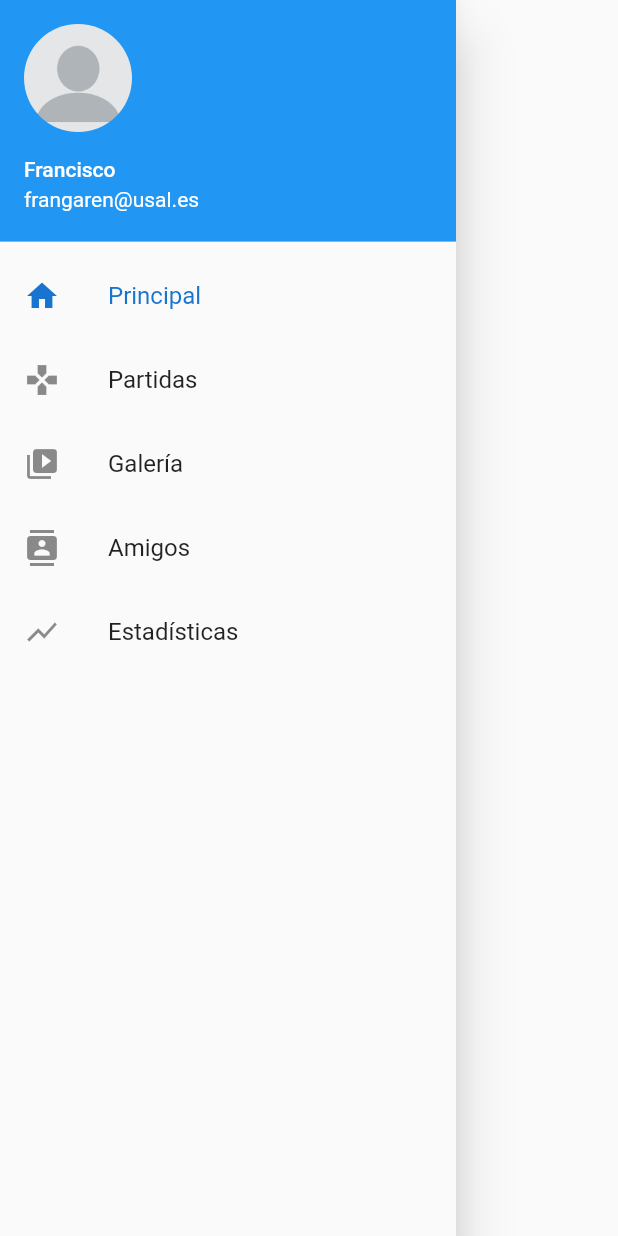
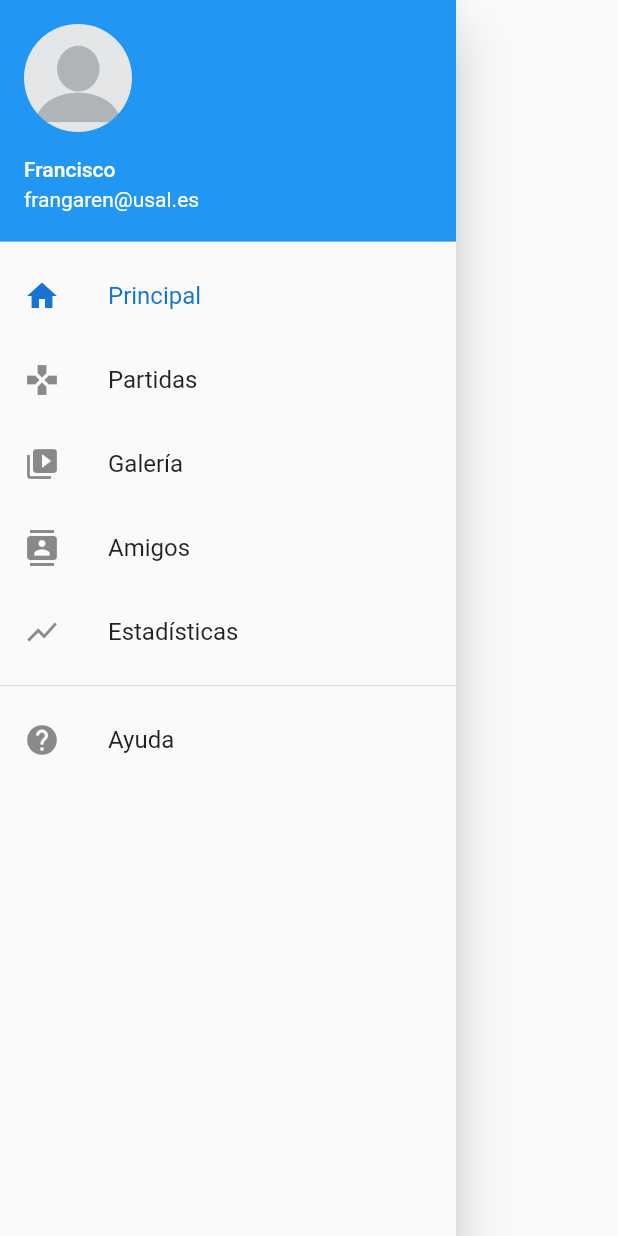
Before and after one commit to frangaren/bulletfinger, a Flutter app: the MyDrawer widget shown alone on an empty page, opened directly, on a phone screen of 412 x 824 dp. Run offline on Flutter 3.47's test engine with Material 2 defaults, Android fonts, the phone set to English and light mode, and no system bars.

Commit message:
Add help entry

```diff
--- a/lib/drawer.dart
+++ b/lib/drawer.dart
@@ -83,6 +83,13 @@ class MyDrawer extends StatelessWidget {
               name: 'Estadísticas',
               icon: Icons.show_chart
           ),
+          new Divider(),
+          build_entry(
+              context,
+              route: '/help',
+              name: 'Ayuda',
+              icon: Icons.help
+          ),
         ],
       ),
     );
```
